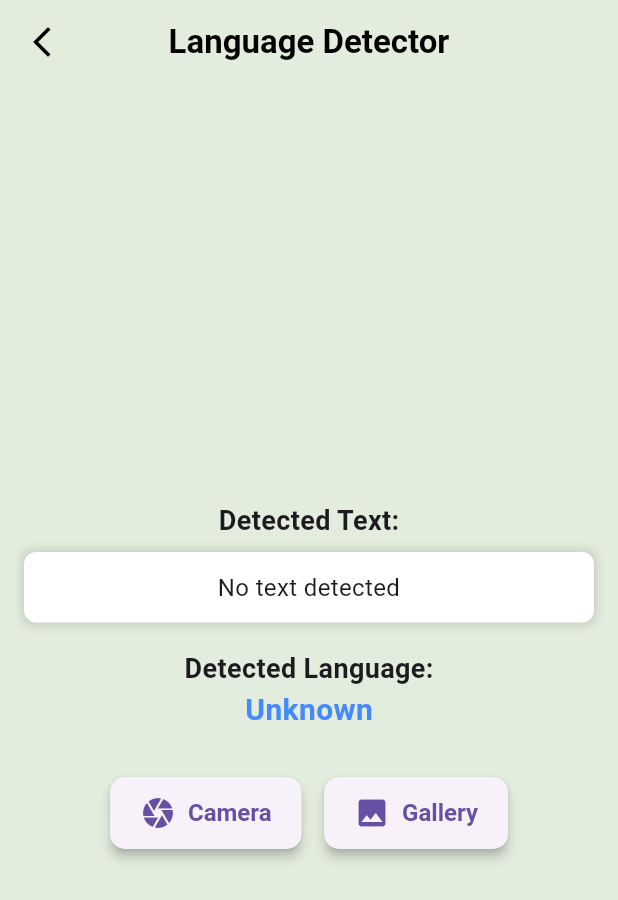
After one commit to rojanparajuli/machine-learning-kit, a Flutter app: the LanguageDetectorScreen screen opened directly, on a phone screen of 412 x 824 dp. The commit adds this screen. Shown: the top 900 px of the screen. Run offline on Flutter 3.47's test engine with Material 3 defaults, Android fonts, the phone set to English and light mode, and no system bars; our stand-ins replace camera, cloud_firestore, firebase_core, flutter_bloc, image_picker, lottie; missing offline and left inert: google_ml_kit, google_mlkit_digital_ink_recognition, google_mlkit_pose_detection, google_mlkit_smart_reply; accounts and stored records are empty; project files that could hold a hidden picture were left out.

Commit message:
language detector

```diff
--- /dev/null
+++ b/lib/bloc/language_detector/language_detector_cubit.dart
@@ -0,0 +1,76 @@
+import 'dart:io';
+import 'package:flutter_bloc/flutter_bloc.dart';
+import 'package:google_ml_kit/google_ml_kit.dart';
+import 'package:image_picker/image_picker.dart';
+import 'package:ml_kit_test/bloc/language_detector/language_detector_state.dart';
+
+class LanguageDetectorCubit extends Cubit<LanguageDetectorState> {
+  LanguageDetectorCubit() : super(LanguageDetectorState());
+
+  final ImagePicker _picker = ImagePicker();
+  final TextRecognizer _textRecognizer = TextRecognizer();
+  final LanguageIdentifier _languageIdentifier =
+      LanguageIdentifier(confidenceThreshold: 0.5);
+
+
+//Ux kharab vo tesaile rakheko ho...................
+  final Map<String, String> _languageNames = {
+    'en': 'English',
+    'es': 'Spanish',
+    'fr': 'French',
+    'de': 'German',
+    'it': 'Italian',
+    'pt': 'Portuguese',
+    'zh': 'Chinese',
+    'ja': 'Japanese',
+    'ko': 'Korean',
+    'hi': 'Hindi',
+    'ar': 'Arabic',
+    'ru': 'Russian',
+    'bn': 'Bengali',
+    'tr': 'Turkish',
+    'ur': 'Urdu',
+    'fa': 'Persian',
+    'id': 'Indonesian',
+    'nl': 'Dutch',
+    'sv': 'Swedish',
+    'pl': 'Polish',
+    'tl': 'Tagalog',
+    'th': 'Thai',
+    'vi': 'Vietnamese',
+  };
+
+  Future<void> pickImage(ImageSource source) async {
+    final pickedFile = await _picker.pickImage(source: source);
+    if (pickedFile != null) {
+      emit(state.copyWith(image: File(pickedFile.path), detectedText: '', detectedLanguage: ''));
+      _processImage(File(pickedFile.path));
+    }
+  }
+
+  Future<void> _processImage(File image) async {
+    final inputImage = InputImage.fromFile(image);
+    final RecognizedText recognizedText = await _textRecognizer.processImage(inputImage);
+    String extractedText = recognizedText.text;
+
+    String detectedLanguageCode = 'Unknown';
+    String detectedLanguageName = 'Unknown';
+
+    if (extractedText.isNotEmpty) {
+      detectedLanguageCode = await _languageIdentifier.identifyLanguage(extractedText);
+      detectedLanguageName = _languageNames[detectedLanguageCode] ?? 'Unknown';
+    }
+
+    emit(state.copyWith(
+      detectedText: extractedText,
+      detectedLanguage: detectedLanguageName,
+    ));
+  }
+
+  @override
+  Future<void> close() {
+    _textRecognizer.close();
+    _languageIdentifier.close();
+    return super.close();
+  }
+}
--- /dev/null
+++ b/lib/bloc/language_detector/language_detector_state.dart
@@ -0,0 +1,21 @@
+import 'dart:io';
+
+class LanguageDetectorState {
+  final File? image;
+  final String detectedText;
+  final String detectedLanguage;
+
+  LanguageDetectorState({this.image, this.detectedText = '', this.detectedLanguage = ''});
+
+  LanguageDetectorState copyWith({
+    File? image,
+    String? detectedText,
+    String? detectedLanguage,
+  }) {
+    return LanguageDetectorState(
+      image: image ?? this.image,
+      detectedText: detectedText ?? this.detectedText,
+      detectedLanguage: detectedLanguage ?? this.detectedLanguage,
+    );
+  }
+}
--- a/lib/main/myapp.dart
+++ b/lib/main/myapp.dart
@@ -5,6 +5,7 @@ import 'package:ml_kit_test/bloc/digitalInk/digital_ink_cubit.dart';
 import 'package:ml_kit_test/bloc/document/document_bloc.dart';
 import 'package:ml_kit_test/bloc/face/face_bloc.dart';
 import 'package:ml_kit_test/bloc/label/label_bloc.dart';
+import 'package:ml_kit_test/bloc/language_detector/language_detector_cubit.dart';
 import 'package:ml_kit_test/bloc/objectsegment/object_bloc.dart';
 import 'package:ml_kit_test/bloc/pose/pose_bloc.dart';
 import 'package:ml_kit_test/bloc/selfiesegment/selfie_bloc.dart';
@@ -32,6 +33,8 @@ class MyApp extends StatelessWidget {
         BlocProvider(create: (context) => SegmentationBloc()),
         BlocProvider(
       create: (context) => SmartReplyCubit()),
+      BlocProvider(
+      create: (_) => LanguageDetectorCubit()),
       ],
       child: MaterialApp(
         debugShowCheckedModeBanner: false,
--- a/lib/view/home/home_screen.dart
+++ b/lib/view/home/home_screen.dart
@@ -5,6 +5,7 @@ import 'package:ml_kit_test/view/digitalInk/digital_ink_recognizer_view.dart';
 import 'package:ml_kit_test/view/document/document_recognizer_screen.dart';
 import 'package:ml_kit_test/view/face/face_detector_screen.dart';
 import 'package:ml_kit_test/view/label/lable_scanner_screen.dart';
+import 'package:ml_kit_test/view/languageDetector/language_detector.dart';
 import 'package:ml_kit_test/view/pose/pose_detection_screen.dart';
 import 'package:ml_kit_test/view/selfiesegment/selfie_segment_screen.dart';
 import 'package:ml_kit_test/view/smartReply/smart_reply_screen.dart';
@@ -69,6 +70,11 @@ class _HomeScreenState extends State<HomeScreen> {
       'title': 'Smart Reply',
       'screen': SmartReplyView(),
       'icon': Icons.reply
+    },
+      {
+      'title': 'Language Detector',
+      'screen': LanguageDetectorScreen(),
+      'icon': Icons.language
     },
   ];
 
--- /dev/null
+++ b/lib/view/languageDetector/language_detector.dart
@@ -0,0 +1,131 @@
+import 'package:flutter/material.dart';
+import 'package:flutter_bloc/flutter_bloc.dart';
+import 'package:image_picker/image_picker.dart';
+import 'package:ml_kit_test/bloc/language_detector/language_detector_cubit.dart';
+import 'package:ml_kit_test/bloc/language_detector/language_detector_state.dart';
+import 'package:ml_kit_test/constant/app_color.dart';
+
+class LanguageDetectorScreen extends StatelessWidget {
+  const LanguageDetectorScreen({super.key});
+
+  @override
+  Widget build(BuildContext context) {
+    return Scaffold(
+      backgroundColor: AppColor.primaryColor,
+      appBar: AppBar(
+        backgroundColor: AppColor.primaryColor,
+        elevation: 0,
+        leading: IconButton(
+          icon: const Icon(Icons.arrow_back_ios_new, color: Colors.black),
+          onPressed: () => Navigator.pop(context),
+        ),
+        title: const Text(
+          'Language Detector',
+          style: TextStyle(
+            color: Colors.black,
+            fontSize: 22,
+            fontWeight: FontWeight.bold,
+          ),
+        ),
+        centerTitle: true,
+      ),
+      body: Padding(
+        padding: const EdgeInsets.all(16.0),
+        child: BlocBuilder<LanguageDetectorCubit, LanguageDetectorState>(
+          builder: (context, state) {
+            return Column(
+              mainAxisAlignment: MainAxisAlignment.center,
+              children: [
+                if (state.image != null)
+                  Card(
+                    shape: RoundedRectangleBorder(
+                      borderRadius: BorderRadius.circular(12),
+                    ),
+                    elevation: 5,
+                    child: ClipRRect(
+                      borderRadius: BorderRadius.circular(12),
+                      child: Image.file(state.image!,
+                          height: 250, width: double.infinity, fit: BoxFit.cover),
+                    ),
+                  ),
+                const SizedBox(height: 20),
+                Text(
+                  'Detected Text:',
+                  style: TextStyle(fontSize: 18, fontWeight: FontWeight.w600),
+                ),
+                Container(
+                  width: double.infinity,
+                  padding: const EdgeInsets.all(12),
+                  margin: const EdgeInsets.symmetric(vertical: 8),
+                  decoration: BoxDecoration(
+                    color: Colors.white,
+                    borderRadius: BorderRadius.circular(8),
+                    boxShadow: [
+                      BoxShadow(
+                        color: Colors.black12,
+                        blurRadius: 4,
+                        spreadRadius: 2,
+                      ),
+                    ],
+                  ),
+                  child: Text(
+                    state.detectedText.isNotEmpty ? state.detectedText : 'No text detected',
+                    style: const TextStyle(fontSize: 16),
+                    textAlign: TextAlign.center,
+                  ),
+                ),
+                const SizedBox(height: 10),
+                Text(
+                  'Detected Language:',
+                  style: TextStyle(fontSize: 18, fontWeight: FontWeight.w600),
+                ),
+                Text(
+                  state.detectedLanguage.isNotEmpty ? state.detectedLanguage : 'Unknown',
+                  style: const TextStyle(
+                    fontSize: 20,
+                    fontWeight: FontWeight.bold,
+                    color: Colors.blueAccent,
+                  ),
+                ),
+                const SizedBox(height: 30),
+                Row(
+                  mainAxisAlignment: MainAxisAlignment.center,
+                  children: [
+                    _buildImageButton(
+                      context,
+                      icon: Icons.camera,
+                      label: 'Camera',
+                      source: ImageSource.camera,
+                    ),
+                    const SizedBox(width: 15),
+                    _buildImageButton(
+                      context,
+                      icon: Icons.image,
+                      label: 'Gallery',
+                      source: ImageSource.gallery,
+                    ),
+                  ],
+                ),
+              ],
+            );
+          },
+        ),
+      ),
+    );
+  }
+
+  Widget _buildImageButton(BuildContext context,
+      {required IconData icon, required String label, required ImageSource source}) {
+    return ElevatedButton.icon(
+      onPressed: () => context.read<LanguageDetectorCubit>().pickImage(source),
+      icon: Icon(icon, size: 24),
+      label: Text(label, style: const TextStyle(fontSize: 16)),
+      style: ElevatedButton.styleFrom(
+        padding: const EdgeInsets.symmetric(horizontal: 20, vertical: 12),
+        textStyle: const TextStyle(fontWeight: FontWeight.bold),
+        elevation: 3,
+        shape: RoundedRectangleBorder(borderRadius: BorderRadius.circular(10)),
+      ),
+    );
+  }
+}
```
